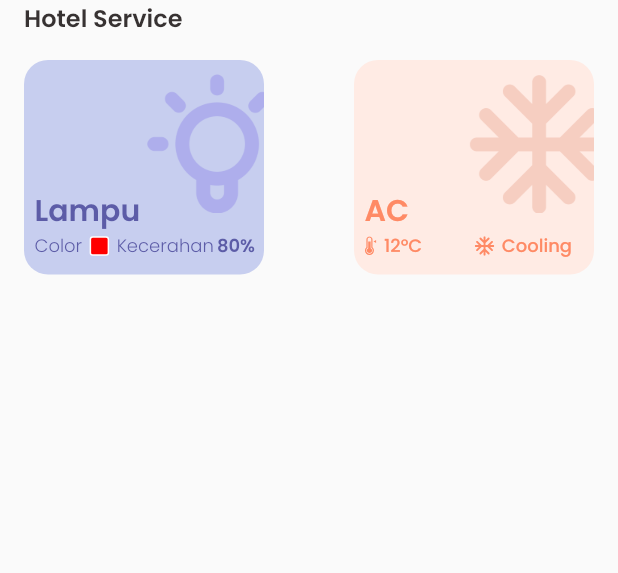
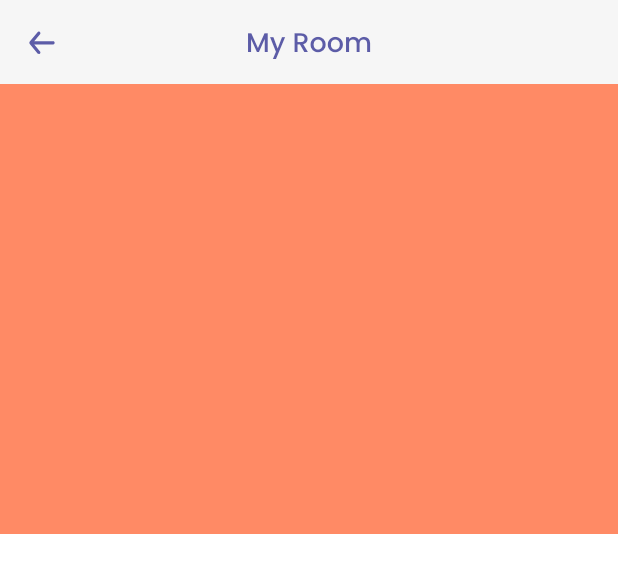
Before and after one commit to RohmanBenyRiyanto/SmartHotel_flutter, a Flutter app: what hotel_services() shows on an empty page, opened directly, after a tap on "Lampu", on a phone screen of 412 x 824 dp. Shown: the top 573 px of the screen. Run offline on Flutter 3.47's test engine with Material 2 defaults, Android fonts, the phone set to English and light mode, and no system bars; our stand-ins replace badges, dotted_line, flutter_svg, simple_shadow.

Commit message:
add_lampu

```diff
--- /dev/null
+++ b/lib/my_room/components/body_lampu.dart
@@ -0,0 +1,25 @@
+import 'dart:ui';
+
+import 'package:flutter/material.dart';
+import 'package:flutter_svg/flutter_svg.dart';
+import 'package:smart_hotel/my_room/components/content_myroom.dart';
+import 'package:smart_hotel/my_room/components/hotel_services.dart';
+import 'package:smart_hotel/theme/color.dart';
+import 'package:smart_hotel/theme/const.dart';
+
+class BodyLampu extends StatelessWidget {
+  const BodyLampu({Key? key}) : super(key: key);
+
+  @override
+  Widget build(BuildContext context) {
+    return Scaffold(
+      backgroundColor: color_white,
+      body: Container(
+        height: 300,
+        width: MediaQuery.of(context).size.width,
+        color: color_orange,
+        child: Center(),
+      ),
+    );
+  }
+}
--- a/lib/my_room/components/hotel_services.dart
+++ b/lib/my_room/components/hotel_services.dart
@@ -1,5 +1,6 @@
 import 'package:flutter/material.dart';
 import 'package:flutter_svg/flutter_svg.dart';
+import 'package:smart_hotel/my_room/widget/lampu.dart';
 import 'package:smart_hotel/theme/color.dart';
 import 'package:smart_hotel/theme/const.dart';
 
@@ -34,11 +35,15 @@ class hotel_services extends StatelessWidget {
             children: <Widget>[
               GestureDetector(
                 onTap: () {
-                  print("Lampu clicked");
+                  Navigator.push(
+                    context,
+                    MaterialPageRoute(builder: (context) => Lampu()),
+                  );
+                  print('Lamp Clicked');
                 },
                 child: Container(
-                  height: 143,
-                  width: 160,
+                  height: 140,
+                  width: 157,
                   decoration: BoxDecoration(
                     color: color_purple_muda,
                     borderRadius: BorderRadius.circular(16),
@@ -55,7 +60,7 @@ class hotel_services extends StatelessWidget {
                       ),
                       Positioned(
                         top: 85.0,
-                        left: 7,
+                        left: 10,
                         child: Column(
                           crossAxisAlignment: CrossAxisAlignment.start,
                           children: <Widget>[
@@ -95,27 +100,22 @@ class hotel_services extends StatelessWidget {
                                   ),
                                 ),
                                 SizedBox(
+                                  width: 35,
+                                ),
+                                SvgPicture.asset(
+                                  'assets/svg/ic_kecerahan.svg',
+                                  height: 15,
+                                ),
+                                SizedBox(
                                   width: 5,
                                 ),
                                 Text(
-                                  'Kecerahan',
+                                  '100' + '%',
                                   style: TextStyle(
                                     color: color_purple,
                                     fontFamily: 'Poppins',
                                     fontSize: 12,
-                                    fontWeight: FontWeight.w300,
-                                  ),
-                                ),
-                                SizedBox(
-                                  width: 2,
-                                ),
-                                Text(
-                                  '80' + '%',
-                                  style: TextStyle(
-                                    color: color_purple,
-                                    fontFamily: 'Poppins',
-                                    fontSize: 12,
-                                    fontWeight: FontWeight.w600,
+                                    fontWeight: FontWeight.w500,
                                   ),
                                 ),
                               ],
@@ -132,8 +132,8 @@ class hotel_services extends StatelessWidget {
                   print("AC clicked");
                 },
                 child: Container(
-                  height: 143,
-                  width: 160,
+                  height: 140,
+                  width: 157,
                   decoration: BoxDecoration(
                     color: color_orange_muda,
                     borderRadius: BorderRadius.circular(16),
@@ -150,7 +150,7 @@ class hotel_services extends StatelessWidget {
                       ),
                       Positioned(
                         top: 85.0,
-                        left: 7,
+                        left: 10,
                         child: Column(
                           crossAxisAlignment: CrossAxisAlignment.start,
                           children: <Widget>[
@@ -182,7 +182,7 @@ class hotel_services extends StatelessWidget {
                                   ),
                                 ),
                                 SizedBox(
-                                  width: 35.0,
+                                  width: 30.0,
                                 ),
                                 SvgPicture.asset(
                                   'assets/svg/ic_cool.svg',
--- /dev/null
+++ b/lib/my_room/widget/lampu.dart
@@ -0,0 +1,50 @@
+import 'package:flutter/material.dart';
+import 'package:flutter_svg/flutter_svg.dart';
+import 'package:smart_hotel/my_room/components/body_lampu.dart';
+import 'package:smart_hotel/my_room/components/body_my_room.dart';
+import 'package:smart_hotel/theme/color.dart';
+
+class Lampu extends StatelessWidget {
+  static String routeName = "/lampu";
+
+  @override
+  Widget build(BuildContext context) {
+    return Scaffold(
+      extendBody: true,
+      appBar: AppBar(
+        backgroundColor: color_grey_bg,
+        title: Text(
+          'My Room',
+          style: TextStyle(
+              color: color_purple,
+              fontFamily: 'Poppins',
+              fontSize: 18,
+              fontWeight: FontWeight.w500),
+        ),
+        actions: <Widget>[],
+        leading: IconButton(
+          icon: Container(
+            padding: const EdgeInsets.all(2),
+            child: SvgPicture.asset(
+              'assets/svg/left_arrow.svg',
+              height: 16,
+              color: color_purple,
+            ),
+          ),
+          onPressed: () {
+            Navigator.pop(context);
+            print('Back Clicked');
+          },
+          splashColor: Colors.transparent,
+          highlightColor: Colors.transparent,
+        ),
+        elevation: 0,
+        centerTitle: true,
+      ),
+      body: SafeArea(
+        child: BodyLampu(),
+        bottom: false,
+      ),
+    );
+  }
+}
--- a/lib/routes.dart
+++ b/lib/routes.dart
@@ -3,6 +3,7 @@ import 'package:smart_hotel/Profile/profile.dart';
 import 'package:smart_hotel/bottom_bar/bottom_bar.dart';
 import 'package:smart_hotel/detail_pesanan/detail_pesanan_succes.dart';
 import 'package:smart_hotel/home/home.dart';
+import 'package:smart_hotel/my_room/widget/lampu.dart';
 import 'package:smart_hotel/my_room/my_room.dart';
 import 'package:smart_hotel/sign/forgot_password/new_password.dart';
 import 'package:smart_hotel/sign/forgot_password/password_hint.dart';
@@ -25,4 +26,5 @@ final Map<String, WidgetBuilder> routes = {
   DetailPesananSucces.routeName: (context) => DetailPesananSucces(),
   MyRoom.routeName: (context) => MyRoom(),
   BottomNaviBar.routeName: (context) => BottomNaviBar(),
+  Lampu.routeName: (context) => Lampu(),
 };
```
Also changed, not shown: assets/svg/ic_kecerahan.svg (added), assets/svg/lampu_hidup.svg (added), assets/svg/lampu_mati.svg (added).
